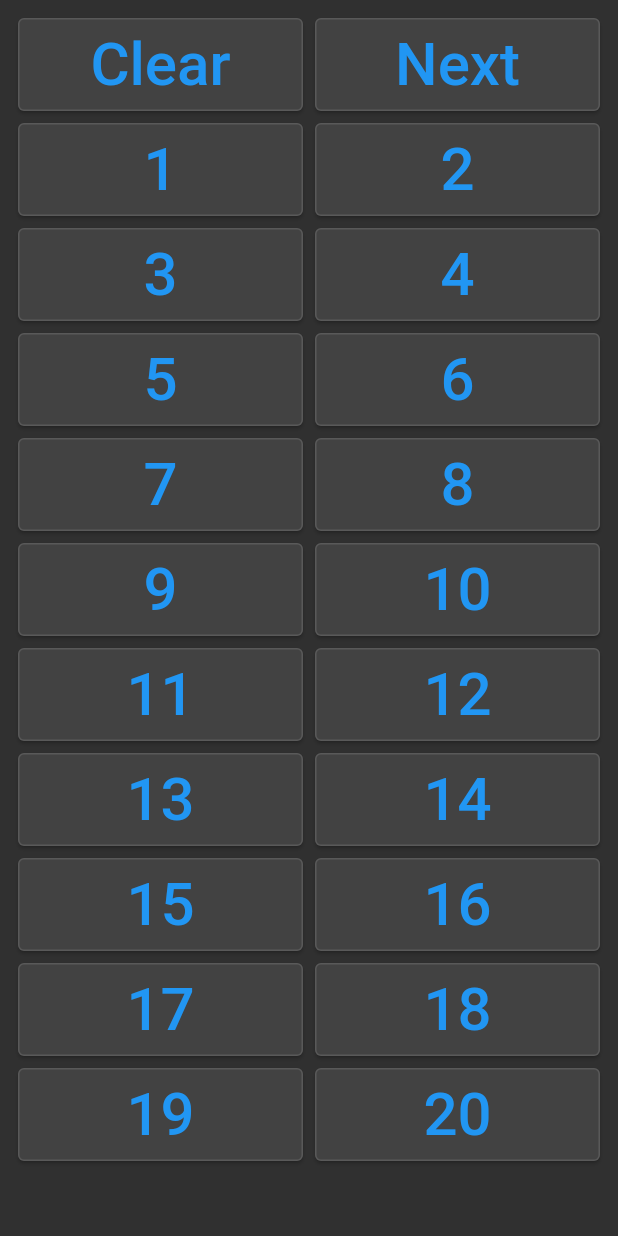
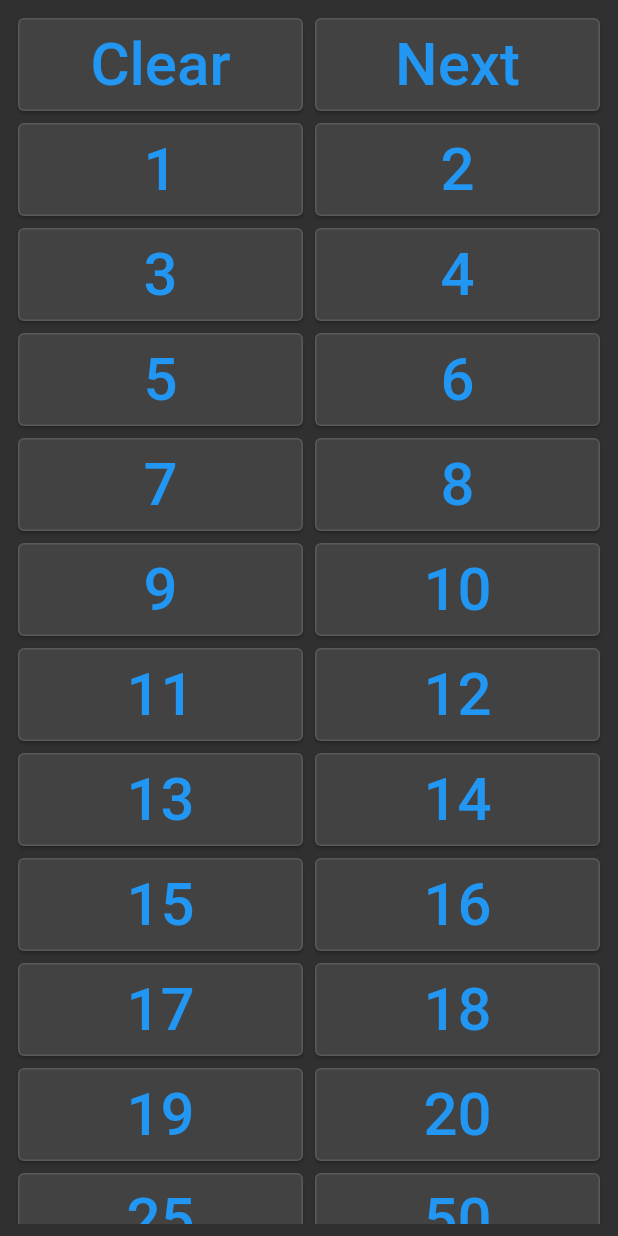
Before and after one commit to Matts-vdp/darts, a Flutter app: the PointView widget shown alone on an empty page, opened directly, on a phone screen of 412 x 824 dp. Run offline on Flutter 3.47's test engine with Material 2 defaults, Android fonts, the phone set to English and light mode, and no system bars.

Commit message:
add 25 and 50 buttons

```diff
--- a/lib/main.dart
+++ b/lib/main.dart
@@ -135,7 +135,7 @@ class PointView extends StatelessWidget {
       return Padding(
         padding: const EdgeInsets.all(8.0),
         child: ListView.builder(
-            itemCount: 11,
+            itemCount: 12,
             itemBuilder: (BuildContext context, int index) {
               if (index == 0) {
                 return Row(
@@ -174,6 +174,46 @@ class PointView extends StatelessWidget {
                               } else {
                                 model.nextPlayer();
                               }
+                            },
+                          ),
+                        ),
+                      ),
+                    ),
+                  ],
+                );
+              }
+              if (index == 11) {
+                return Row(
+                  children: [
+                    Expanded(
+                      child: SizedBox(
+                        width: 80,
+                        height: 70,
+                        child: Card(
+                          child: OutlinedButton(
+                            child: Text(
+                              "25",
+                              style: TextStyle(fontSize: 40),
+                            ),
+                            onPressed: () {
+                              model.addCurPoints(25);
+                            },
+                          ),
+                        ),
+                      ),
+                    ),
+                    Expanded(
+                      child: SizedBox(
+                        width: 80,
+                        height: 70,
+                        child: Card(
+                          child: OutlinedButton(
+                            child: Text(
+                              "50",
+                              style: TextStyle(fontSize: 40),
+                            ),
+                            onPressed: () {
+                              model.addCurPoints(50);
                             },
                           ),
                         ),
@@ -281,12 +321,3 @@ class Overzicht extends StatelessWidget {
     );
   }
 }
-
-class Finish extends StatelessWidget {
-  const Finish({Key? key}) : super(key: key);
-
-  @override
-  Widget build(BuildContext context) {
-    return Container();
-  }
-}
```
